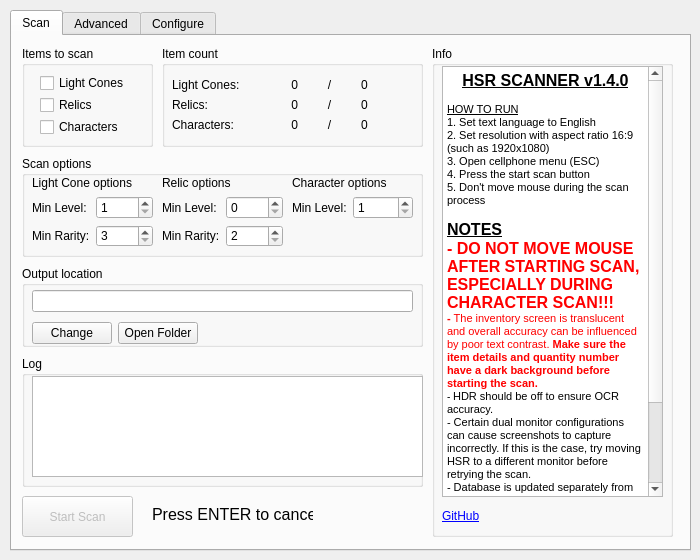
kel-z/HSR-Scanner, file src/ui/hsr_scanner.ui: the form before one commit.
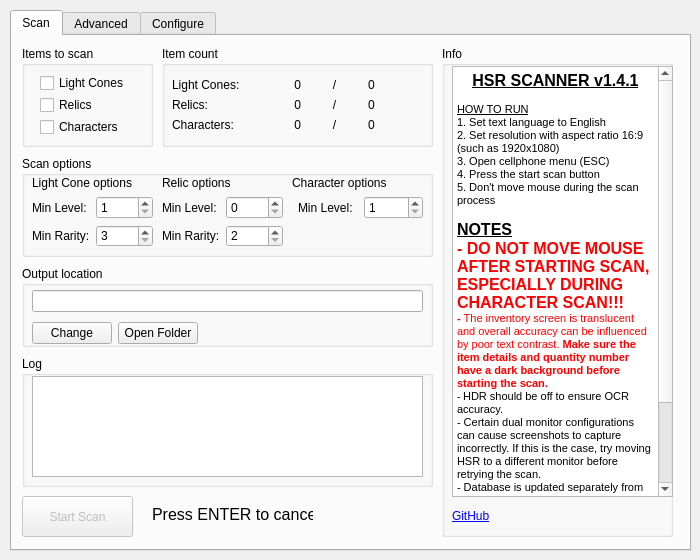
The form after the commit. Custom widgets are drawn as their Qt base class.

```diff
--- a/src/ui/hsr_scanner.ui
+++ b/src/ui/hsr_scanner.ui
@@ -142,7 +142,7 @@
        <rect>
         <x>150</x>
         <y>10</y>
-        <width>261</width>
+        <width>271</width>
         <height>101</height>
        </rect>
       </property>
@@ -154,7 +154,7 @@
         <rect>
          <x>10</x>
          <y>20</y>
-         <width>241</width>
+         <width>251</width>
          <height>77</height>
         </rect>
        </property>
@@ -293,7 +293,7 @@
        <rect>
         <x>10</x>
         <y>120</y>
-        <width>401</width>
+        <width>411</width>
         <height>101</height>
        </rect>
       </property>
@@ -447,7 +447,7 @@
         <rect>
          <x>270</x>
          <y>20</y>
-         <width>121</width>
+         <width>131</width>
          <height>71</height>
         </rect>
        </property>
@@ -459,14 +459,16 @@
           </property>
          </widget>
         </item>
-        <item row="1" column="0">
-         <widget class="QLabel" name="label_20">
+        <item row="1" column="1">
+         <layout class="QHBoxLayout" name="horizontalLayout_5">
+          <item>
+           <widget class="QLabel" name="label_22">
           <property name="text">
            <string>Min Level:</string>
           </property>
          </widget>
         </item>
-        <item row="1" column="1">
+          <item>
          <widget class="QSpinBox" name="spinBoxCharacterMinLevel">
           <property name="correctionMode">
            <enum>QAbstractSpinBox::CorrectToNearestValue</enum>
@@ -483,6 +485,8 @@
          </widget>
         </item>
        </layout>
+        </item>
+       </layout>
       </widget>
      </widget>
      <widget class="QGroupBox" name="groupBox_3">
@@ -490,7 +494,7 @@
        <rect>
         <x>10</x>
         <y>230</y>
-        <width>401</width>
+        <width>411</width>
         <height>81</height>
        </rect>
       </property>
@@ -502,7 +506,7 @@
         <rect>
          <x>10</x>
          <y>20</y>
-         <width>381</width>
+         <width>391</width>
          <height>62</height>
         </rect>
        </property>
@@ -543,9 +547,9 @@
      <widget class="QGroupBox" name="groupBox_4">
       <property name="geometry">
        <rect>
-        <x>420</x>
+        <x>430</x>
         <y>10</y>
-        <width>241</width>
+        <width>231</width>
         <height>491</height>
        </rect>
       </property>
@@ -572,7 +576,7 @@
 &lt;html&gt;&lt;head&gt;&lt;meta name=&quot;qrichtext&quot; content=&quot;1&quot; /&gt;&lt;style type=&quot;text/css&quot;&gt;
 p, li { white-space: pre-wrap; }
 &lt;/style&gt;&lt;/head&gt;&lt;body style=&quot; font-family:'MS Shell Dlg 2'; font-size:8pt; font-weight:400; font-style:normal;&quot;&gt;
-&lt;p align=&quot;center&quot; style=&quot; margin-top:0px; margin-bottom:0px; margin-left:0px; margin-right:0px; -qt-block-indent:0; text-indent:0px;&quot;&gt;&lt;span style=&quot; font-size:12pt; font-weight:600; text-decoration: underline;&quot;&gt;HSR SCANNER v1.4.0&lt;/span&gt;&lt;/p&gt;
+&lt;p align=&quot;center&quot; style=&quot; margin-top:0px; margin-bottom:0px; margin-left:0px; margin-right:0px; -qt-block-indent:0; text-indent:0px;&quot;&gt;&lt;span style=&quot; font-size:12pt; font-weight:600; text-decoration: underline;&quot;&gt;HSR SCANNER v1.4.1&lt;/span&gt;&lt;/p&gt;
 &lt;p align=&quot;center&quot; style=&quot;-qt-paragraph-type:empty; margin-top:0px; margin-bottom:0px; margin-left:0px; margin-right:0px; -qt-block-indent:0; text-indent:0px; font-size:8.25pt;&quot;&gt;&lt;br /&gt;&lt;/p&gt;
 &lt;p style=&quot; margin-top:0px; margin-bottom:0px; margin-left:0px; margin-right:0px; -qt-block-indent:0; text-indent:0px;&quot;&gt;&lt;span style=&quot; font-size:8.25pt; text-decoration: underline;&quot;&gt;HOW TO RUN&lt;/span&gt;&lt;/p&gt;
 &lt;p style=&quot; margin-top:0px; margin-bottom:0px; margin-left:0px; margin-right:0px; -qt-block-indent:0; text-indent:0px;&quot;&gt;&lt;span style=&quot; font-size:8.25pt;&quot;&gt;1. Set text language to English&lt;/span&gt;&lt;/p&gt;
@@ -637,7 +641,7 @@
        <rect>
         <x>10</x>
         <y>320</y>
-        <width>401</width>
+        <width>411</width>
         <height>131</height>
        </rect>
       </property>
```
Left out of the diff: 2 changed lines with no effect on the pictures. Lines whose indentation alone changed are shown as unchanged.
